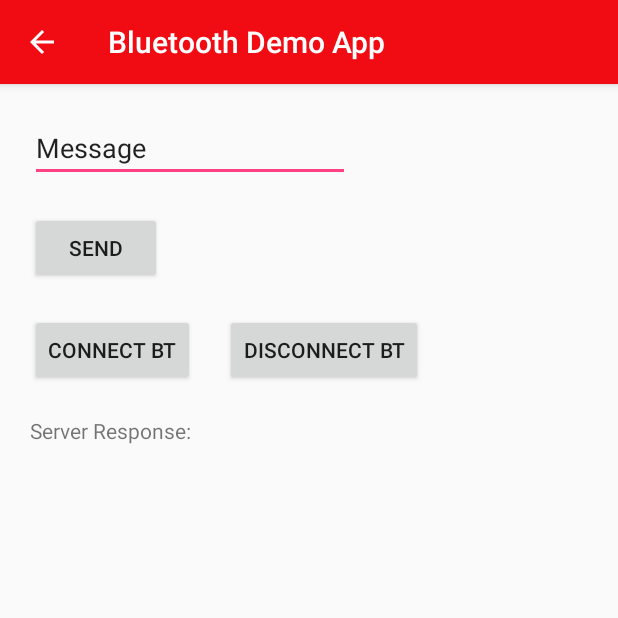
After one commit to Gitvalt/androidDevResearchProject, an Android app: the MsgActivity screen opened directly, with no data from a screen before it, on a phone screen of 412 x 824 dp, the top half of it. The commit adds this screen. Run offline under Robolectric (Android 15) with nearby library versions, the phone set to English and light mode, and no system bars; 3 statements that could not run were skipped.

Commit message:
added message activity

```diff
--- a/BluetoothProject/app/build.gradle
+++ b/BluetoothProject/app/build.gradle
@@ -2,7 +2,7 @@ apply plugin: 'com.android.application'
 
 android {
     compileSdkVersion 26
-    buildToolsVersion "26.0.2"
+    buildToolsVersion "27.0.0"
     defaultConfig {
         applicationId "com.ddcv.jamk.dev.bluetooth.myapplication"
         minSdkVersion 21
--- /dev/null
+++ b/BluetoothProject/app/src/main/res/layout/activity_msg.xml
@@ -0,0 +1,79 @@
+<?xml version="1.0" encoding="utf-8"?>
+<RelativeLayout xmlns:android="http://schemas.android.com/apk/res/android"
+    xmlns:app="http://schemas.android.com/apk/res-auto"
+    android:layout_width="match_parent"
+    android:layout_height="wrap_content"
+    android:orientation="horizontal"
+    android:padding="10dp">
+
+    <Button
+        android:id="@+id/button"
+        android:layout_width="wrap_content"
+        android:layout_height="wrap_content"
+        android:onClick="sendBluetooth"
+        android:layout_below="@id/editText2"
+        android:layout_margin="10dp"
+        android:text="SEND" />
+
+    <EditText
+        android:id="@+id/editText2"
+        android:layout_width="wrap_content"
+        android:layout_height="wrap_content"
+        android:layout_alignParentTop="true"
+        android:layout_marginTop="29dp"
+        android:layout_margin="10dp"
+        android:ems="10"
+        android:inputType="textPersonName"
+        android:text="Message" />
+
+    <Button
+        android:id="@+id/button2"
+        android:layout_margin="10dp"
+        android:layout_width="wrap_content"
+        android:layout_height="wrap_content"
+        android:layout_alignParentStart="true"
+        android:layout_below="@+id/button"
+        android:layout_marginTop="16dp"
+        android:onClick="createBluetooth"
+        android:text="Connect BT" />
+
+    <Button
+        android:id="@+id/button3"
+        android:layout_width="wrap_content"
+        android:layout_height="wrap_content"
+        android:layout_margin="10dp"
+        android:layout_alignBaseline="@+id/button2"
+        android:layout_alignBottom="@+id/button2"
+        android:layout_marginStart="68dp"
+        android:layout_toEndOf="@+id/button2"
+        android:onClick="cancelBluetooth"
+        android:text="Disconnect BT"
+        app:layout_constraintEnd_toEndOf="parent"
+        app:layout_constraintTop_toBottomOf="@+id/button" />
+
+    <TextView
+        android:id="@+id/response"
+        android:layout_width="fill_parent"
+        android:layout_margin="10dp"
+        android:layout_height="wrap_content"
+        android:layout_alignParentStart="true"
+        android:layout_below="@+id/textView3"
+        android:layout_marginTop="23dp"
+        android:singleLine="false"
+        android:text=""
+        app:layout_constraintStart_toStartOf="parent"
+        app:layout_constraintTop_toBottomOf="@+id/textView3" />
+
+    <TextView
+        android:id="@+id/textView3"
+        android:layout_width="wrap_content"
+        android:layout_height="wrap_content"
+        android:layout_below="@+id/button2"
+        android:layout_marginBottom="10dp"
+        android:layout_marginLeft="10dp"
+        android:layout_marginTop="10dp"
+        android:text="Server Response:"
+        app:layout_constraintStart_toStartOf="parent"
+        app:layout_constraintTop_toBottomOf="@+id/button" />
+
+</RelativeLayout>
--- a/BluetoothProject/app/src/main/res/layout/device_list_item.xml
+++ b/BluetoothProject/app/src/main/res/layout/device_list_item.xml
@@ -2,7 +2,7 @@
 <LinearLayout xmlns:android="http://schemas.android.com/apk/res/android"
     xmlns:app="http://schemas.android.com/apk/res-auto"
     android:layout_width="match_parent"
-    android:layout_height="match_parent"
+    android:layout_height="wrap_content"
     android:orientation="horizontal"
     android:padding="10dp">
 
--- a/BluetoothProject/build.gradle
+++ b/BluetoothProject/build.gradle
@@ -5,7 +5,7 @@ buildscript {
         jcenter()
     }
     dependencies {
-        classpath 'com.android.tools.build:gradle:2.3.3'
+        classpath 'com.android.tools.build:gradle:3.0.0'
 
         // NOTE: Do not place your application dependencies here; they belong
         // in the individual module build.gradle files
```
Also changed, not shown: BluetoothProject/app/src/main/AndroidManifest.xml (+9 -4 lines), BluetoothProject/app/src/main/java/com/ddcv/jamk/dev/bluetooth/myapplication/DeviceAdapter.java (+15 -1 lines), BluetoothProject/app/src/main/java/com/ddcv/jamk/dev/bluetooth/myapplication/MainActivity.java (+12 -11 lines), BluetoothProject/app/src/main/java/com/ddcv/jamk/dev/bluetooth/myapplication/MsgActivity.java (added, +174 -0 lines), BluetoothProject/app/src/main/res/layout/activity_main.xml (+24 -5 lines), BluetoothProject/gradle/wrapper/gradle-wrapper.properties.
